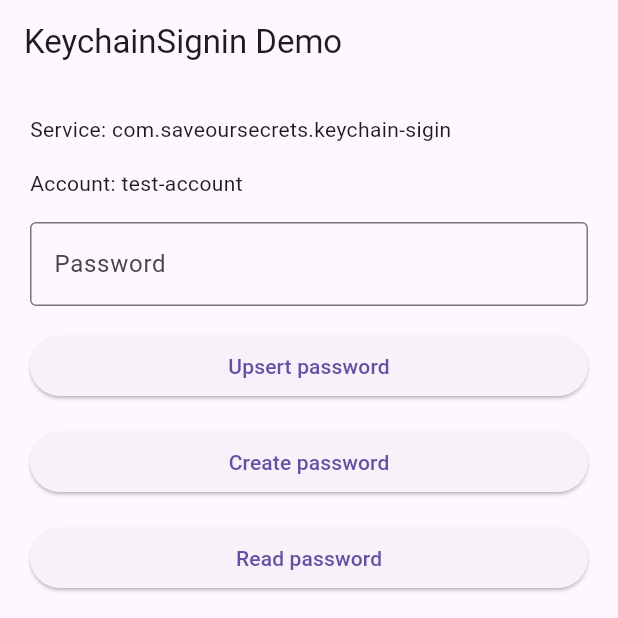
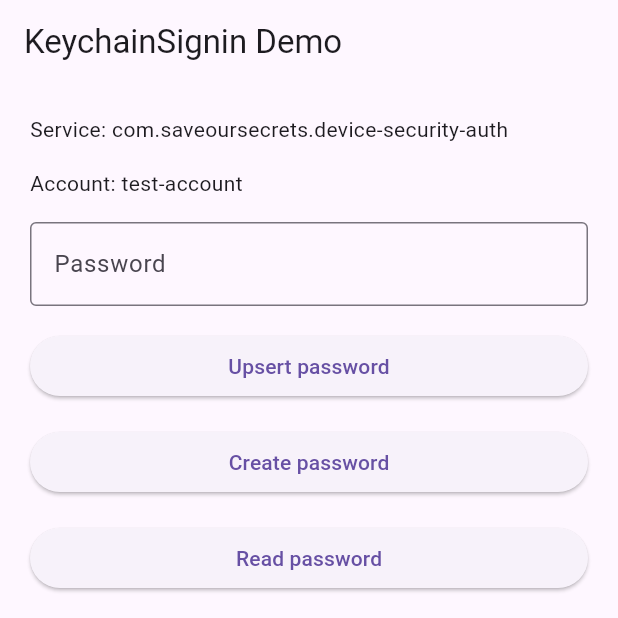
Before and after one commit to saveoursecrets/device-security-auth, a Flutter app: the screen it shows after launch, on a phone screen of 412 x 824 dp, the top half of it. Run offline on Flutter 3.47's test engine with Material 3 defaults, Android fonts, the phone set to English and light mode, and no system bars; our stand-ins replace flutter_secure_storage, local_auth, plugin_platform_interface.

Commit message:
Rename package.

```diff
--- a/example/lib/main.dart
+++ b/example/lib/main.dart
@@ -1,10 +1,7 @@
-import 'dart:async';
-import 'dart:io';
+import 'package:flutter/material.dart';
+import 'package:device_security_auth/device_security_auth.dart';
 
-import 'package:flutter/material.dart';
-import 'package:keychain_signin/keychain_signin.dart';
-
-const serviceName = "com.saveoursecrets.keychain-sigin";
+const serviceName = "com.saveoursecrets.device-security-auth";
 const accountName = "test-account";
 
 void main() {
@@ -37,13 +34,13 @@ class _HomeWidgetState extends State<HomeWidget> {
       child: ListView(
         scrollDirection: Axis.vertical,
         children: [
-          Text('Service: $serviceName'),
+          const Text('Service: $serviceName'),
           const SizedBox(height: 16),
-          Text('Account: $accountName'),
+          const Text('Account: $accountName'),
           const SizedBox(height: 16),
           TextField(
             obscureText: true,
-            decoration: InputDecoration(
+            decoration: const InputDecoration(
               border: OutlineInputBorder(),
               labelText: 'Password',
             ),
--- a/pubspec.yaml
+++ b/pubspec.yaml
@@ -1,8 +1,8 @@
-name: keychain_signin
-description: "Plugin that allows account sign in using the Security and LocalAuthentication frameworks."
+name: device_security_auth
+description: "Store account authentication information protected by the local device security."
 version: 1.0.0
 homepage: "https://saveoursecrets.com"
-repository: "https://github.com/saveoursecrets/gui-plugins"
+repository: "https://github.com/saveoursecrets/device-security-auth"
 
 environment:
   sdk: '>=3.0.0 <4.0.0'
```
Also changed, not shown: example/pubspec.yaml (+3 -64 lines), lib/device_security_auth.dart (renamed from lib/keychain_signin.dart), 6 other files.
